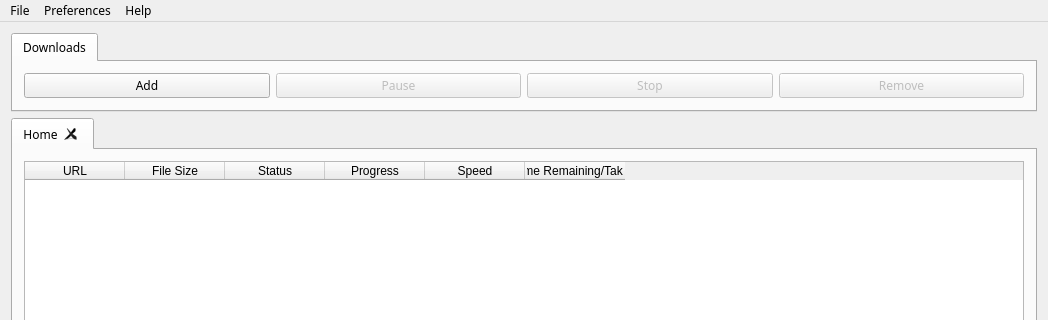
Old version of the form UltimateDownloadManager/mainwindow.ui in the repository LalitMaganti/Ultimate-Download-Manager; both pictures show x 0 to 1048 and y 0 to 320 of the 1048 by 663 pixel window.
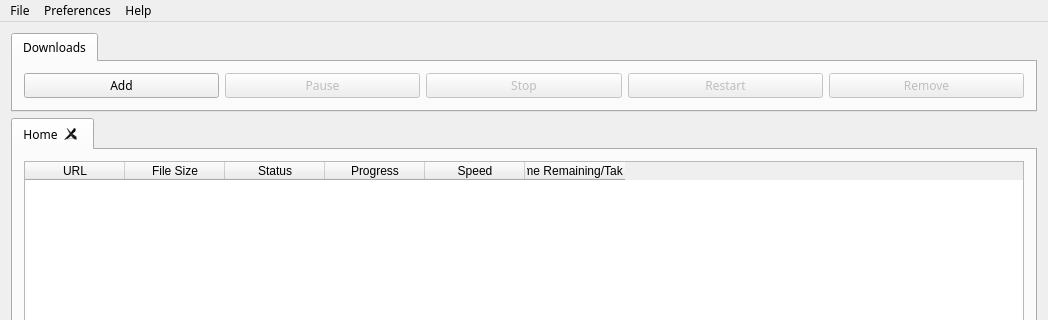
New version of the form. Icons and pictures are not drawn. Custom widgets are drawn as their Qt base class.

Diff of the .ui file:
```diff
--- a/UltimateDownloadManager/mainwindow.ui
+++ b/UltimateDownloadManager/mainwindow.ui
@@ -90,6 +90,16 @@
           </property>
          </widget>
         </item>
+        <item>
+         <widget class="QPushButton" name="btnRestart">
+          <property name="enabled">
+           <bool>false</bool>
+          </property>
+          <property name="text">
+           <string>Restart</string>
+          </property>
+         </widget>
+        </item>
         <item>
          <widget class="QPushButton" name="btnDelete">
           <property name="enabled">
```
